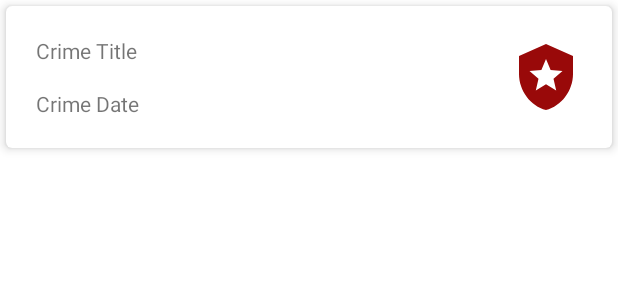
After one commit to manikandan4/capturecrime, an Android app: the layout list_item_crime.xml on its own in the app's theme, with its tools: preview values and no code run, on a phone screen of 412 x 824 dp. The commit adds this screen. Shown: the top 300 px of the screen. Run offline under Robolectric (Android 15) with nearby library versions, the phone set to English and light mode, and no system bars.

Commit message:
chapter08 & Chapter09 completed

```diff
--- a/app/src/main/AndroidManifest.xml
+++ b/app/src/main/AndroidManifest.xml
@@ -10,7 +10,7 @@
         android:supportsRtl="true"
         android:theme="@style/Theme.CaptureCrime">
         <activity
-            android:name=".MainActivity"
+            android:name=".CrimeListActivity"
             android:exported="true">
             <intent-filter>
                 <action android:name="android.intent.action.MAIN" />
@@ -18,6 +18,9 @@
                 <category android:name="android.intent.category.LAUNCHER" />
             </intent-filter>
         </activity>
+        <activity
+            android:name=".CrimeActivity">
+        </activity>
     </application>
 
 </manifest>
--- a/app/src/main/java/com/manikandan/capturecrime/MainActivity.java
+++ b/app/src/main/java/com/manikandan/capturecrime/CrimeActivity.java
@@ -4,7 +4,7 @@ import androidx.fragment.app.Fragment;
 
 import com.manikandan.capturecrime.fragments.CrimeFragment;
 
-public class MainActivity extends SingleFragmentActivity {
+public class CrimeActivity extends SingleFragmentActivity {
 
     @Override
     protected Fragment createFragment() {
--- a/app/src/main/java/com/manikandan/capturecrime/SingleFragmentActivity.java
+++ b/app/src/main/java/com/manikandan/capturecrime/SingleFragmentActivity.java
@@ -13,7 +13,7 @@ public abstract class SingleFragmentActivity extends AppCompatActivity {
     @Override
     protected void onCreate(@Nullable Bundle savedInstanceState) {
         super.onCreate(savedInstanceState);
-        setContentView(R.layout.activity_main);
+        setContentView(R.layout.activity_fragment);
 
         FragmentManager fragmentManager = getSupportFragmentManager();
         Fragment fragment = fragmentManager.findFragmentById(R.id.fragment_container);
--- a/app/src/main/res/drawable/ic_baseline_local_police_24.xml
+++ b/app/src/main/res/drawable/ic_baseline_local_police_24.xml
@@ -1,10 +1,5 @@
-<vector xmlns:android="http://schemas.android.com/apk/res/android"
-    android:width="24dp"
-    android:height="24dp"
-    android:viewportWidth="24"
-    android:viewportHeight="24"
-    android:tint="?attr/colorControlNormal">
-  <path
-      android:fillColor="@android:color/white"
-      android:pathData="M12,1L3,5v6c0,5.55 3.84,10.74 9,12c5.16,-1.26 9,-6.45 9,-12V5L12,1zM14.5,12.59l0.9,3.88L12,14.42l-3.4,2.05l0.9,-3.87l-3,-2.59l3.96,-0.34L12,6.02l1.54,3.64L17.5,10L14.5,12.59z"/>
+<vector android:height="48dp" android:tint="#990909"
+    android:viewportHeight="24" android:viewportWidth="24"
+    android:width="48dp" xmlns:android="http://schemas.android.com/apk/res/android">
+    <path android:fillColor="@android:color/white" android:pathData="M12,1L3,5v6c0,5.55 3.84,10.74 9,12c5.16,-1.26 9,-6.45 9,-12V5L12,1zM14.5,12.59l0.9,3.88L12,14.42l-3.4,2.05l0.9,-3.87l-3,-2.59l3.96,-0.34L12,6.02l1.54,3.64L17.5,10L14.5,12.59z"/>
 </vector>
--- a/app/src/main/res/layout/activity_main.xml
+++ b/app/src/main/res/layout/activity_fragment.xml
@@ -5,6 +5,6 @@
     android:id="@+id/fragment_container"
     android:layout_width="match_parent"
     android:layout_height="match_parent"
-    tools:context=".MainActivity">
+    tools:context=".CrimeActivity">
 
 </FrameLayout>
--- /dev/null
+++ b/app/src/main/res/layout/list_item_crime.xml
@@ -0,0 +1,69 @@
+<?xml version="1.0" encoding="utf-8"?>
+<androidx.constraintlayout.widget.ConstraintLayout xmlns:android="http://schemas.android.com/apk/res/android"
+    xmlns:app="http://schemas.android.com/apk/res-auto"
+    android:layout_width="match_parent"
+    android:layout_height="match_parent">
+
+    <androidx.cardview.widget.CardView
+        android:id="@+id/single_crime_item"
+        android:layout_width="0dp"
+        android:layout_height="wrap_content"
+        android:layout_margin="4dp"
+        android:elevation="4dp"
+        app:cardCornerRadius="4dp"
+        app:cardElevation="4dp"
+        app:contentPadding="4dp"
+        app:layout_constraintBottom_toBottomOf="parent"
+        app:layout_constraintEnd_toEndOf="parent"
+        app:layout_constraintHorizontal_bias="0.0"
+        app:layout_constraintStart_toStartOf="parent"
+        app:layout_constraintTop_toTopOf="parent"
+        app:layout_constraintVertical_bias="0.0">
+
+        <androidx.constraintlayout.widget.ConstraintLayout
+            android:layout_width="match_parent"
+            android:layout_height="match_parent"
+            android:padding="8dp">
+
+            <TextView
+                android:id="@+id/item_crime_title"
+                android:layout_width="0dp"
+                android:layout_height="wrap_content"
+                android:layout_margin="8dp"
+                android:layout_marginEnd="221dp"
+                android:text="@string/crime_title"
+                app:layout_constraintBottom_toTopOf="@+id/item_crime_date"
+                app:layout_constraintEnd_toStartOf="@+id/img_crimeSolved"
+                app:layout_constraintStart_toStartOf="parent"
+                app:layout_constraintTop_toTopOf="parent" />
+
+            <TextView
+                android:id="@+id/item_crime_date"
+                android:layout_width="0dp"
+                android:layout_height="wrap_content"
+                android:layout_margin="8dp"
+                android:layout_marginEnd="219dp"
+                android:text="@string/crime_date_item"
+                app:layout_constraintBottom_toBottomOf="parent"
+                app:layout_constraintEnd_toStartOf="@+id/img_crimeSolved"
+                app:layout_constraintStart_toStartOf="parent"
+                app:layout_constraintTop_toBottomOf="@+id/item_crime_title" />
+
+            <ImageView
+                android:id="@+id/img_crimeSolved"
+                android:layout_width="wrap_content"
+                android:layout_height="0dp"
+                android:layout_marginStart="8dp"
+                android:layout_marginTop="8dp"
+                android:layout_marginEnd="8dp"
+                android:layout_marginBottom="8dp"
+                android:contentDescription="@string/solved_crimes"
+                app:layout_constraintBottom_toBottomOf="parent"
+                app:layout_constraintEnd_toEndOf="parent"
+                app:layout_constraintStart_toEndOf="@+id/item_crime_title"
+                app:layout_constraintTop_toTopOf="parent"
+                app:srcCompat="@drawable/ic_baseline_local_police_24" />
+
+        </androidx.constraintlayout.widget.ConstraintLayout>
+    </androidx.cardview.widget.CardView>
+</androidx.constraintlayout.widget.ConstraintLayout>
--- a/app/src/main/res/values-night/themes.xml
+++ b/app/src/main/res/values-night/themes.xml
@@ -1,6 +1,6 @@
 <resources xmlns:tools="http://schemas.android.com/tools">
     <!-- Base application theme. -->
-    <style name="Theme.CaptureCrime" parent="Theme.Material3.Light">
+    <style name="Theme.CaptureCrime" parent="Theme.MaterialComponents.Light.NoActionBar">
         <!-- Primary brand color. -->
         <item name="colorPrimary">@color/purple_200</item>
         <item name="colorPrimaryVariant">@color/purple_700</item>
--- a/app/src/main/res/values/strings.xml
+++ b/app/src/main/res/values/strings.xml
@@ -5,4 +5,7 @@
     <string name="crime_details_label">Details</string>
     <string name="crime_date">Date</string>
     <string name="crime_solved_label">Solved</string>
+    <string name="crime_title">Crime Title</string>
+    <string name="crime_date_item">Crime Date</string>
+    <string name="solved_crimes">Solved Crimes</string>
 </resources>
--- a/app/src/main/res/values/themes.xml
+++ b/app/src/main/res/values/themes.xml
@@ -1,6 +1,6 @@
 <resources xmlns:tools="http://schemas.android.com/tools">
     <!-- Base application theme. -->
-    <style name="Theme.CaptureCrime" parent="Theme.Material3.Light">
+    <style name="Theme.CaptureCrime" parent="Theme.MaterialComponents.Light.NoActionBar">
         <!-- Primary brand color. -->
         <item name="colorPrimary">@color/purple_500</item>
         <item name="colorPrimaryVariant">@color/purple_700</item>
```
Also changed, not shown: app/src/main/java/com/manikandan/capturecrime/Adapters/CrimeAdapter.java (added, +47 -0 lines), app/src/main/java/com/manikandan/capturecrime/CrimeLab.java (added, +49 -0 lines), app/src/main/java/com/manikandan/capturecrime/CrimeListActivity.java (added, +13 -0 lines), app/src/main/java/com/manikandan/capturecrime/fragments/CrimeListFragment.java (added, +51 -0 lines), app/src/main/java/com/manikandan/capturecrime/viewholders/CrimeHolder.java (added, +47 -0 lines), app/src/main/res/layout/fragment_crime_list.xml (added, +17 -0 lines).
